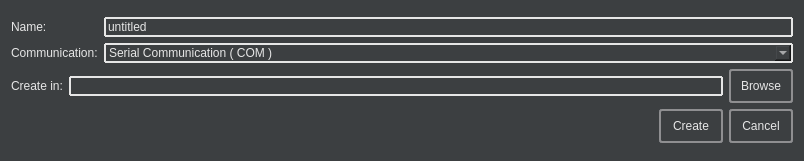
mnowator/SCARA_Control, file ScaraControlGUI/newprojectdialog.ui: the form before one commit.
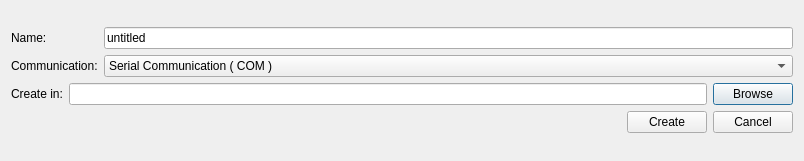
The form after the commit.

```diff
--- a/ScaraControlGUI/newprojectdialog.ui
+++ b/ScaraControlGUI/newprojectdialog.ui
@@ -20,11 +20,7 @@
    <string>New Project</string>
   </property>
   <property name="styleSheet">
-   <string notr="true">background-color: rgb(60, 63, 65);
-color: rgb(230, 230, 230);
-
-
-</string>
+   <string notr="true"/>
   </property>
   <layout class="QGridLayout" name="gridLayout_2">
    <item row="0" column="0">
@@ -55,23 +51,6 @@
           <layout class="QVBoxLayout" name="verticalLayout_2">
            <item>
             <widget class="QLineEdit" name="projectNameLineEdit">
-             <property name="styleSheet">
-              <string notr="true">QLineEdit {
-    border: 2px solid rgb(230, 230, 230);
-    border-radius: 1px;
-}
-QLineEdit:hover {
-	background-color: rgb(64, 64, 64);
-	border: 2px solid #8f8f91;
-	border-color: rgb(60, 187, 255);
-}
-
-QLineEdit:focus {
-	background-color: rgb(64, 64, 64);
-	border: 2px solid #8f8f91;
-	border-color: rgb(60, 187, 255);
-}</string>
-             </property>
              <property name="text">
               <string>untitled</string>
              </property>
@@ -79,23 +58,6 @@
            </item>
            <item>
             <widget class="QComboBox" name="communicationTypeComboBox">
-             <property name="styleSheet">
-              <string notr="true">QComboBox {
-    border: 2px solid rgb(230, 230, 230);
-    border-radius: 1px;
-}
-QComboBox:hover {
-	background-color: rgb(64, 64, 64);
-	border: 2px solid #8f8f91;
-	border-color: rgb(60, 187, 255);
-}
-
-QComboBox:focus {
-	background-color: rgb(64, 64, 64);
-	border: 2px solid #8f8f91;
-	border-color: rgb(60, 187, 255);
-}</string>
-             </property>
              <item>
               <property name="text">
                <string>Serial Communication ( COM )</string>
@@ -127,42 +89,13 @@
           </widget>
          </item>
          <item>
-          <widget class="QLineEdit" name="projectPathLineEdit">
-           <property name="styleSheet">
-            <string notr="true">QLineEdit {
-    border: 2px solid rgb(230, 230, 230);
-    border-radius: 1px;
-}
-QLineEdit:hover {
-	background-color: rgb(64, 64, 64);
-	border: 2px solid #8f8f91;
-	border-color: rgb(60, 187, 255);
-}
-
-QLineEdit:focus {
-	background-color: rgb(64, 64, 64);
-	border: 2px solid #8f8f91;
-	border-color: rgb(60, 187, 255);
-}</string>
-           </property>
-          </widget>
+          <widget class="QLineEdit" name="projectPathLineEdit"/>
          </item>
          <item>
           <widget class="QPushButton" name="browseButton">
            <property name="enabled">
             <bool>true</bool>
            </property>
-           <property name="styleSheet">
-            <string notr="true">QPushButton {
-    border: 2px solid #8f8f91;
-    border-radius: 3px;
-	height: 30px;
-	width: 60;
-}
-QPushButton:hover {
-	background-color: rgb(60, 187, 255);
-}</string>
-           </property>
            <property name="text">
             <string>Browse</string>
            </property>
@@ -189,17 +122,6 @@
        </item>
        <item>
         <widget class="QPushButton" name="createButton">
-         <property name="styleSheet">
-          <string notr="true">QPushButton {
-    border: 2px solid #8f8f91;
-    border-radius: 3px;
-	height: 30px;
-	width: 60;
-}
-QPushButton:hover {
-	background-color: rgb(60, 187, 255);
-}</string>
-         </property>
          <property name="text">
           <string>Create</string>
          </property>
@@ -207,18 +129,6 @@
        </item>
        <item>
         <widget class="QPushButton" name="cancelButton">
-         <property name="styleSheet">
-          <string notr="true">QPushButton {
-    border: 2px solid #8f8f91;
-    border-radius: 3px;
-	height: 30px;
-	width: 60;
-}
-QPushButton:hover {
-	background-color: rgb(60, 187, 255);
-}
-</string>
-         </property>
          <property name="text">
           <string>Cancel</string>
          </property>
```
